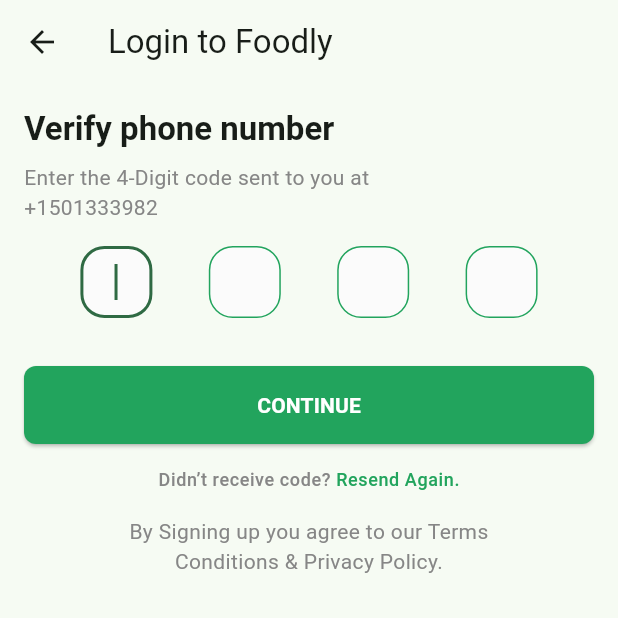
After one commit to vishutiwari99/coolie_wala, a Flutter app: the OtpPage screen opened directly, on a phone screen of 412 x 824 dp, the top half of it. The commit adds this screen. Run offline on Flutter 3.47's test engine with Material 3 defaults, Android fonts, the phone set to English and light mode, and no system bars; our stand-ins replace equatable, firebase_auth, firebase_core, flutter_bloc, flutter_form_builder, flutter_svg and 3 more; accounts and stored records are empty.

Commit message:
otp is being sent but otp validate is left

```diff
--- /dev/null
+++ b/devtools_options.yaml
@@ -0,0 +1,3 @@
+description: This file stores settings for Dart & Flutter DevTools.
+documentation: https://docs.flutter.dev/tools/devtools/extensions#configure-extension-enablement-states
+extensions:
--- /dev/null
+++ b/lib/core/error/exceptions.dart
@@ -0,0 +1,5 @@
+class ServerException implements Exception {
+  final String message;
+
+  ServerException({required this.message});
+}
--- /dev/null
+++ b/lib/core/usecase/usecase.dart
@@ -0,0 +1,6 @@
+import 'package:coolie_wala/core/error/failure.dart';
+import 'package:fpdart/fpdart.dart';
+
+abstract interface class UseCase<SuccessType, Params> {
+  Future<Either<Failure, SuccessType>> call(Params params);
+}
--- a/lib/features/auth/domain/repository/auth_repository.dart
+++ b/lib/features/auth/domain/repository/auth_repository.dart
@@ -7,6 +7,7 @@
     required String email,
     required String password,
     required String phoneNumber,
+
   });
   Future<Either<Failure, String>> loginWithPhoneNumber({
     required String phoneNumber,
--- /dev/null
+++ b/lib/features/auth/presentation/pages/components/otp_form.dart
@@ -0,0 +1,130 @@
+import 'package:coolie_wala/components/buttons/primary_button.dart';
+import 'package:coolie_wala/core/theme/constants.dart';
+import 'package:flutter/material.dart';
+import 'package:form_field_validator/form_field_validator.dart';
+
+class OtpForm extends StatefulWidget {
+  const OtpForm({super.key});
+
+  @override
+  State<OtpForm> createState() => _OtpFormState();
+}
+
+class _OtpFormState extends State<OtpForm> {
+
+  final _formKey = GlobalKey<FormState>();
+
+  FocusNode? _pin1Node;
+  FocusNode? _pin2Node;
+  FocusNode? _pin3Node;
+  FocusNode? _pin4Node;
+
+  @override
+  void initState() {
+    super.initState();
+    _pin1Node = FocusNode();
+    _pin2Node = FocusNode();
+    _pin3Node = FocusNode();
+    _pin4Node = FocusNode();
+  }
+
+  @override
+  void dispose() {
+    super.dispose();
+    _pin1Node!.dispose();
+    _pin2Node!.dispose();
+    _pin3Node!.dispose();
+    _pin4Node!.dispose();
+  }
+
+  @override
+ Widget build(BuildContext context) {
+    return Form(
+      key: _formKey,
+      child: Column(
+        children: [
+          Row(
+            mainAxisAlignment: MainAxisAlignment.spaceEvenly,
+            children: [
+              SizedBox(
+                width: 48,
+                height: 48,
+                child: TextFormField(
+                  onChanged: (value) {
+                    if (value.length == 1) _pin2Node!.requestFocus();
+                  },
+                  validator: RequiredValidator(errorText: '').call,
+                  autofocus: true,
+                  maxLength: 1,
+                  focusNode: _pin1Node,
+                  obscureText: true,
+                  keyboardType: TextInputType.number,
+                  textAlign: TextAlign.center,
+                  decoration: otpInputDecoration,
+                ),
+              ),
+              SizedBox(
+                width: 48,
+                height: 48,
+                child: TextFormField(
+                  onChanged: (value) {
+                    if (value.length == 1) _pin3Node!.requestFocus();
+                  },
+                  validator: RequiredValidator(errorText: '').call,
+                  maxLength: 1,
+                  focusNode: _pin2Node,
+                  obscureText: true,
+                  keyboardType: TextInputType.number,
+                  textAlign: TextAlign.center,
+                  decoration: otpInputDecoration,
+                ),
+              ),
+              SizedBox(
+                width: 48,
+                height: 48,
+                child: TextFormField(
+                  onChanged: (value) {
+                    if (value.length == 1) _pin4Node!.requestFocus();
+                  },
+                  validator: RequiredValidator(errorText: '').call,
+                  maxLength: 1,
+                  focusNode: _pin3Node,
+                  obscureText: true,
+                  keyboardType: TextInputType.number,
+                  textAlign: TextAlign.center,
+                  decoration: otpInputDecoration,
+                ),
+              ),
+              SizedBox(
+                width: 48,
+                height: 48,
+                child: TextFormField(
+                  onChanged: (value) {
+                    if (value.length == 1) _pin4Node!.unfocus();
+                  },
+                  validator: RequiredValidator(errorText: '').call,
+                  maxLength: 1,
+                  focusNode: _pin4Node,
+                  obscureText: true,
+                  keyboardType: TextInputType.number,
+                  textAlign: TextAlign.center,
+                  decoration: otpInputDecoration,
+                ),
+              ),
+            ],
+          ),
+          const SizedBox(height: defaultPadding * 2),
+          // Continue Button
+          PrimaryButton(
+            text: "Continue",
+            press: () {
+              if (_formKey.currentState!.validate()) {
+
+              } else {}
+            },
+          )
+        ],
+      ),
+    );
+  }
+}
--- /dev/null
+++ b/lib/features/auth/presentation/pages/otp_page.dart
@@ -0,0 +1,69 @@
+import 'package:coolie_wala/components/welcome_text.dart';
+import 'package:coolie_wala/core/theme/constants.dart';
+import 'package:coolie_wala/features/auth/presentation/pages/components/otp_form.dart';
+import 'package:flutter/gestures.dart';
+import 'package:flutter/material.dart';
+
+class OtpPage extends StatelessWidget {
+  final String verificationId;
+  const OtpPage({
+    super.key,
+    required this.verificationId,
+  });
+
+  @override
+  Widget build(BuildContext context) {
+    return Scaffold(
+      appBar: AppBar(
+        title: const Text("Login to Foodly"),
+      ),
+      body: SingleChildScrollView(
+        child: Padding(
+          padding: const EdgeInsets.symmetric(horizontal: defaultPadding),
+          child: Column(
+            crossAxisAlignment: CrossAxisAlignment.start,
+            children: [
+              const WelcomeText(
+                title: "Verify phone number",
+                text: "Enter the 4-Digit code sent to you at \n+1501333982",
+              ),
+
+              // OTP form
+              const OtpForm(),
+              const SizedBox(height: defaultPadding),
+              Center(
+                child: Text.rich(
+                  TextSpan(
+                    text: "Didn’t receive code? ",
+                    style: Theme.of(context)
+                        .textTheme
+                        .bodySmall!
+                        .copyWith(fontWeight: FontWeight.w500),
+                    children: <TextSpan>[
+                      TextSpan(
+                        text: "Resend Again.",
+                        style: const TextStyle(color: primaryColor),
+                        recognizer: TapGestureRecognizer()
+                          ..onTap = () {
+                            // Your OTP PIN resend code
+                          },
+                      ),
+                    ],
+                  ),
+                ),
+              ),
+              const SizedBox(height: defaultPadding),
+              const Center(
+                child: Text(
+                  "By Signing up you agree to our Terms \nConditions & Privacy Policy.",
+                  textAlign: TextAlign.center,
+                ),
+              ),
+              const SizedBox(height: defaultPadding),
+            ],
+          ),
+        ),
+      ),
+    );
+  }
+}
--- a/pubspec.yaml
+++ b/pubspec.yaml
@@ -42,6 +42,9 @@
   firebase_core: ^3.1.1
   fpdart: ^1.1.0
   firebase_auth: ^5.1.1
+  firebase_storage: ^12.1.0
+  flutter_bloc: ^8.1.6
+  equatable: ^2.0.5
 
 dev_dependencies:
   flutter_test:
```
Also changed, not shown: lib/features/auth/data/datasources/auth_firebase_data_source.dart (+56 -8 lines), lib/features/auth/data/repositories/auth_repository_impl.dart (added, +36 -0 lines), lib/features/auth/domain/usecases/user_signup.dart (added, +34 -0 lines), lib/features/auth/presentation/bloc/auth_bloc.dart (added, +27 -0 lines), lib/features/auth/presentation/bloc/auth_event.dart (added, +31 -0 lines), lib/features/auth/presentation/bloc/auth_state.dart (added, +35 -0 lines), lib/features/auth/presentation/pages/signup_page.dart (+88 -50 lines), lib/main.dart (+17 -1 lines), pubspec.lock, 12 other files.
